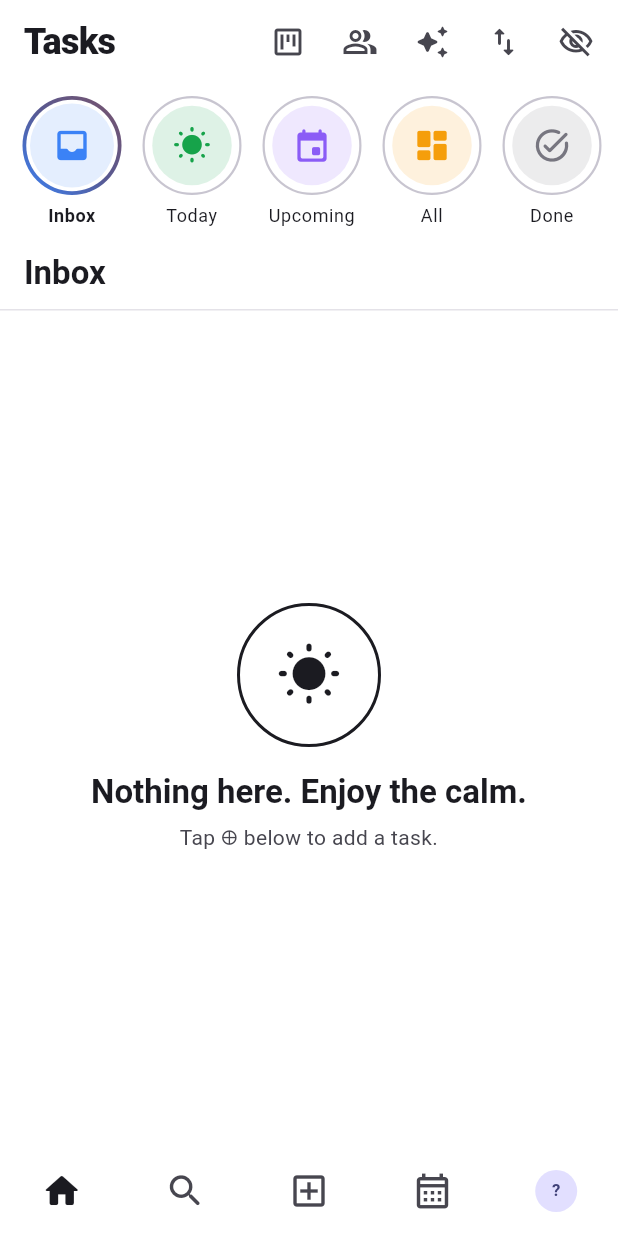
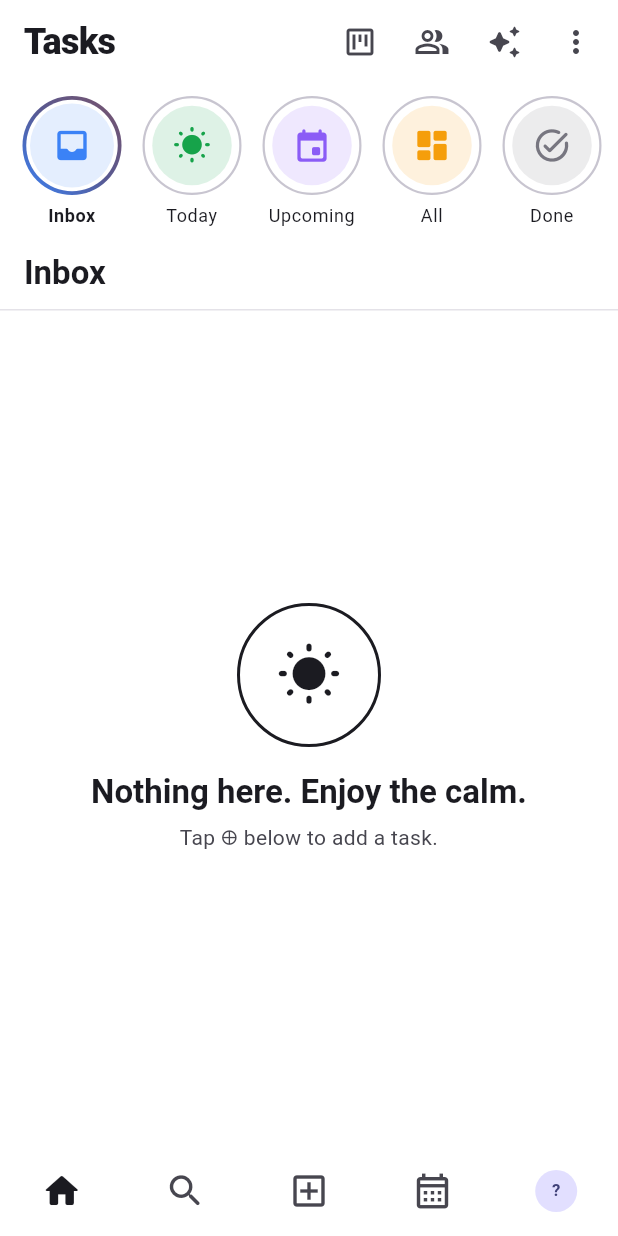
Before and after one commit to simrankaran/to-do-list-app, a Flutter app: the screen it shows once a user with an empty profile is signed in, on a phone screen of 412 x 824 dp. Run offline on Flutter 3.47's test engine with Material 3 defaults, Android fonts, the phone set to English and light mode, and no system bars; our stand-ins replace audioplayers, confetti, file_picker, flutter_local_notifications, image_picker, material_ui and 3 more; missing offline and left inert: home_widget; accounts and stored records are empty.

Commit message:
Use the phone layout on every phone and tablet
Wide phones (sideways or large) were given the desktop side panel, which
hid the tab bar and most features. The desktop layout is now limited to
web and desktop platforms.

Also tidy the home top bar (sort and show-completed move into a menu),
centre content on wide screens, cap system font scaling, and add layout
tests for five screen sizes and a large font.

Co-Authored-By: Claude Opus 5.5 <noreply@anthropic.com>

```diff
--- a/lib/app.dart
+++ b/lib/app.dart
@@ -43,6 +43,13 @@ class TodoApp extends StatelessWidget {
       themeMode: s?.themeMode ?? ThemeMode.system,
       // Colours glide into each other when the theme changes.
       themeAnimationDuration: const Duration(milliseconds: 400),
+      // Text follows the phone's font size setting, but only up to a point,
+      // so very large settings can't push the layout off the screen.
+      builder: (context, child) => MediaQuery.withClampedTextScaling(
+        minScaleFactor: 0.85,
+        maxScaleFactor: 1.3,
+        child: child!,
+      ),
       home:
           home ??
           AuthGate(reminders: reminders, settings: settings, sounds: sounds),
--- a/lib/features/home/home_page.dart
+++ b/lib/features/home/home_page.dart
@@ -1,5 +1,6 @@
 import 'dart:async';
 
+import 'package:flutter/foundation.dart';
 import 'package:intl/intl.dart';
 import 'package:material_ui/material_ui.dart';
 
@@ -40,7 +41,20 @@ class HomePage extends StatefulWidget {
     this.social,
     this.settings,
     this.sounds = const SilentSoundPlayer(),
+    this.allowDesktopLayout,
   });
+
+  /// Whether a wide window may use the desktop layout (side panel). Phones
+  /// and tablets always get the full-featured phone layout, in any
+  /// orientation; the desktop layout is for browsers and computers. Null
+  /// decides from the platform.
+  final bool? allowDesktopLayout;
+
+  static bool get _desktopPlatform =>
+      kIsWeb ||
+      defaultTargetPlatform == TargetPlatform.windows ||
+      defaultTargetPlatform == TargetPlatform.macOS ||
+      defaultTargetPlatform == TargetPlatform.linux;
 
   /// Theme, sound and confetti choices; without it there are no
   /// celebrations and Settings has no Appearance section.
@@ -326,7 +340,9 @@ class _HomePageState extends State<HomePage> {
     return ListenableBuilder(
       listenable: _store,
       builder: (context, _) {
-        final wide = MediaQuery.sizeOf(context).width >= _wideLayout;
+        final wide =
+            (widget.allowDesktopLayout ?? HomePage._desktopPlatform) &&
+            MediaQuery.sizeOf(context).width >= _wideLayout;
         if (!wide) {
           return MobileHome(
             store: _store,
--- a/lib/features/home/mobile_home.dart
+++ b/lib/features/home/mobile_home.dart
@@ -96,7 +96,12 @@ class _MobileHomeState extends State<MobileHome> {
     final name = widget.userEmail ?? '';
 
     return Scaffold(
-      body: IndexedStack(
+      // On tablets and phones turned sideways, keep the content at a
+      // comfortable reading width instead of stretching it edge to edge.
+      body: Center(
+        child: ConstrainedBox(
+          constraints: const BoxConstraints(maxWidth: 720),
+          child: IndexedStack(
             // The New task slot (2) opens a sheet, so pages after it shift down.
             index: _tab > _new ? _tab - 1 : _tab,
             children: [
@@ -133,6 +138,8 @@ class _MobileHomeState extends State<MobileHome> {
                 },
               ),
             ],
+          ),
+        ),
       ),
       bottomNavigationBar: DecoratedBox(
         decoration: BoxDecoration(
@@ -351,28 +358,37 @@ class _HomeTab extends StatelessWidget {
               icon: const Icon(Icons.auto_awesome_rounded),
               onPressed: onOpenAssistant,
             ),
-          PopupMenuButton<SortBy>(
-            tooltip: 'Sort',
-            icon: const Icon(Icons.swap_vert_rounded),
-            initialValue: store.sortBy,
-            onSelected: (s) => store.sortBy = s,
+          // Less-used choices live in one menu so the bar stays tidy on
+          // small phones.
+          PopupMenuButton<Object>(
+            tooltip: 'More options',
+            icon: const Icon(Icons.more_vert_rounded),
+            onSelected: (choice) {
+              if (choice is SortBy) {
+                store.sortBy = choice;
+              } else if (choice == _toggleCompleted) {
+                store.showCompleted = !store.showCompleted;
+              }
+            },
             itemBuilder: (_) => [
+              CheckedPopupMenuItem<Object>(
+                value: _toggleCompleted,
+                checked: store.showCompleted,
+                child: const Text('Show completed tasks'),
+              ),
+              const PopupMenuDivider(),
+              const PopupMenuItem<Object>(
+                enabled: false,
+                height: 32,
+                child: Text('Sort by'),
+              ),
               for (final s in SortBy.values)
-                CheckedPopupMenuItem(
+                CheckedPopupMenuItem<Object>(
                   value: s,
                   checked: s == store.sortBy,
                   child: Text(s.label),
                 ),
             ],
-          ),
-          IconButton(
-            tooltip: store.showCompleted
-                ? 'Hide completed tasks'
-                : 'Show completed tasks',
-            isSelected: store.showCompleted,
-            icon: const Icon(Icons.visibility_off_outlined),
-            selectedIcon: const Icon(Icons.visibility_rounded),
-            onPressed: () => store.showCompleted = !store.showCompleted,
           ),
           const SizedBox(width: 4),
         ],
@@ -380,6 +396,8 @@ class _HomeTab extends StatelessWidget {
       body: body,
     );
   }
+
+  static const _toggleCompleted = 'toggle-completed';
 }
 
 /// Horizontally scrolling circles for views, projects and tags.
```
Also changed, not shown: 2 other files. Lines whose indentation alone changed are shown as unchanged.
